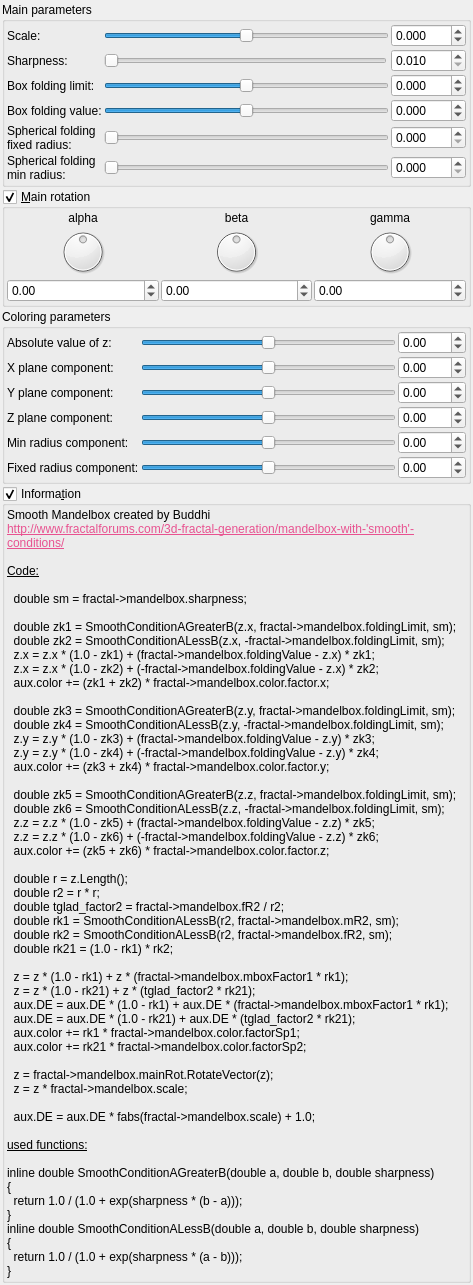
Old version of the form mandelbulber2/qt_data/fractal_smooth_mandelbox.ui in the repository buddhi1980/mandelbulber2.
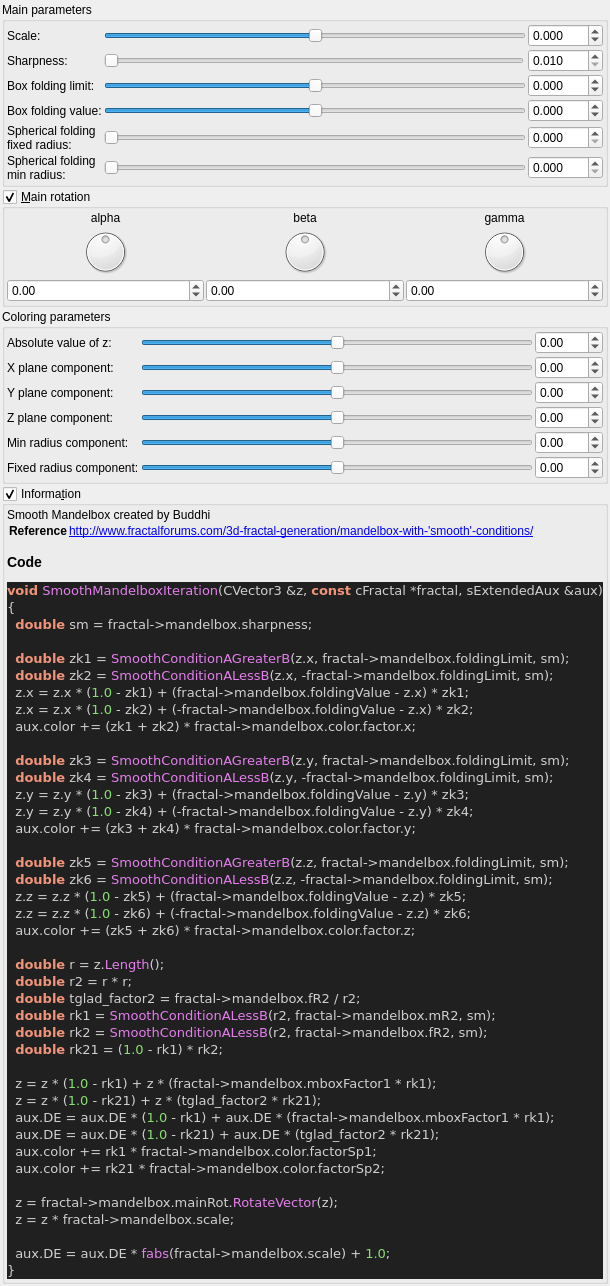
New version of the form. Custom widgets are drawn as their Qt base class.

What changed in the file:
```diff
--- a/mandelbulber2/qt_data/fractal_smooth_mandelbox.ui
+++ b/mandelbulber2/qt_data/fractal_smooth_mandelbox.ui
@@ -988,65 +988,63 @@
       <item>
        <widget class="QLabel" name="label_4">
         <property name="text">
-         <string>&lt;!DOCTYPE HTML PUBLIC &quot;-//W3C//DTD HTML 4.0//EN&quot; &quot;http://www.w3.org/TR/REC-html40/strict.dtd&quot;&gt;
-&lt;html&gt;&lt;head&gt;&lt;meta name=&quot;qrichtext&quot; content=&quot;1&quot; /&gt;&lt;style type=&quot;text/css&quot;&gt;
-p, li { white-space: pre-wrap; }
-&lt;/style&gt;&lt;/head&gt;&lt;body&gt;
-&lt;p style=&quot; margin-top:0px; margin-bottom:0px; margin-left:0px; margin-right:0px; -qt-block-indent:0; text-indent:0px;&quot;&gt;Smooth Mandelbox created by Buddhi&lt;/p&gt;
-&lt;p style=&quot; margin-top:0px; margin-bottom:0px; margin-left:0px; margin-right:0px; -qt-block-indent:0; text-indent:0px;&quot;&gt;&lt;a href=&quot;http://www.fractalforums.com/3d-fractal-generation/mandelbox-with-'smooth'-conditions/&quot;&gt;&lt;span style=&quot; text-decoration: underline; color:#e85290;&quot;&gt;http://www.fractalforums.com/3d-fractal-generation/mandelbox-with-'smooth'-conditions/&lt;/span&gt;&lt;/a&gt;&lt;/p&gt;
-&lt;p style=&quot;-qt-paragraph-type:empty; margin-top:0px; margin-bottom:0px; margin-left:0px; margin-right:0px; -qt-block-indent:0; text-indent:0px;&quot;&gt;&lt;br /&gt;&lt;/p&gt;
-&lt;p style=&quot; margin-top:0px; margin-bottom:0px; margin-left:0px; margin-right:0px; -qt-block-indent:0; text-indent:0px;&quot;&gt;&lt;span style=&quot; text-decoration: underline;&quot;&gt;Code:&lt;/span&gt;&lt;/p&gt;
-&lt;p style=&quot;-qt-paragraph-type:empty; margin-top:0px; margin-bottom:0px; margin-left:0px; margin-right:0px; -qt-block-indent:0; text-indent:0px; text-decoration: underline;&quot;&gt;&lt;br /&gt;&lt;/p&gt;
-&lt;p style=&quot; margin-top:0px; margin-bottom:0px; margin-left:0px; margin-right:0px; -qt-block-indent:0; text-indent:0px;&quot;&gt;  double sm = fractal-&amp;gt;mandelbox.sharpness;&lt;/p&gt;
-&lt;p style=&quot;-qt-paragraph-type:empty; margin-top:0px; margin-bottom:0px; margin-left:0px; margin-right:0px; -qt-block-indent:0; text-indent:0px;&quot;&gt;&lt;br /&gt;&lt;/p&gt;
-&lt;p style=&quot; margin-top:0px; margin-bottom:0px; margin-left:0px; margin-right:0px; -qt-block-indent:0; text-indent:0px;&quot;&gt;  double zk1 = SmoothConditionAGreaterB(z.x, fractal-&amp;gt;mandelbox.foldingLimit, sm);&lt;/p&gt;
-&lt;p style=&quot; margin-top:0px; margin-bottom:0px; margin-left:0px; margin-right:0px; -qt-block-indent:0; text-indent:0px;&quot;&gt;  double zk2 = SmoothConditionALessB(z.x, -fractal-&amp;gt;mandelbox.foldingLimit, sm);&lt;/p&gt;
-&lt;p style=&quot; margin-top:0px; margin-bottom:0px; margin-left:0px; margin-right:0px; -qt-block-indent:0; text-indent:0px;&quot;&gt;  z.x = z.x * (1.0 - zk1) + (fractal-&amp;gt;mandelbox.foldingValue - z.x) * zk1;&lt;/p&gt;
-&lt;p style=&quot; margin-top:0px; margin-bottom:0px; margin-left:0px; margin-right:0px; -qt-block-indent:0; text-indent:0px;&quot;&gt;  z.x = z.x * (1.0 - zk2) + (-fractal-&amp;gt;mandelbox.foldingValue - z.x) * zk2;&lt;/p&gt;
-&lt;p style=&quot; margin-top:0px; margin-bottom:0px; margin-left:0px; margin-right:0px; -qt-block-indent:0; text-indent:0px;&quot;&gt;  aux.color += (zk1 + zk2) * fractal-&amp;gt;mandelbox.color.factor.x;&lt;/p&gt;
-&lt;p style=&quot;-qt-paragraph-type:empty; margin-top:0px; margin-bottom:0px; margin-left:0px; margin-right:0px; -qt-block-indent:0; text-indent:0px;&quot;&gt;&lt;br /&gt;&lt;/p&gt;
-&lt;p style=&quot; margin-top:0px; margin-bottom:0px; margin-left:0px; margin-right:0px; -qt-block-indent:0; text-indent:0px;&quot;&gt;  double zk3 = SmoothConditionAGreaterB(z.y, fractal-&amp;gt;mandelbox.foldingLimit, sm);&lt;/p&gt;
-&lt;p style=&quot; margin-top:0px; margin-bottom:0px; margin-left:0px; margin-right:0px; -qt-block-indent:0; text-indent:0px;&quot;&gt;  double zk4 = SmoothConditionALessB(z.y, -fractal-&amp;gt;mandelbox.foldingLimit, sm);&lt;/p&gt;
-&lt;p style=&quot; margin-top:0px; margin-bottom:0px; margin-left:0px; margin-right:0px; -qt-block-indent:0; text-indent:0px;&quot;&gt;  z.y = z.y * (1.0 - zk3) + (fractal-&amp;gt;mandelbox.foldingValue - z.y) * zk3;&lt;/p&gt;
-&lt;p style=&quot; margin-top:0px; margin-bottom:0px; margin-left:0px; margin-right:0px; -qt-block-indent:0; text-indent:0px;&quot;&gt;  z.y = z.y * (1.0 - zk4) + (-fractal-&amp;gt;mandelbox.foldingValue - z.y) * zk4;&lt;/p&gt;
-&lt;p style=&quot; margin-top:0px; margin-bottom:0px; margin-left:0px; margin-right:0px; -qt-block-indent:0; text-indent:0px;&quot;&gt;  aux.color += (zk3 + zk4) * fractal-&amp;gt;mandelbox.color.factor.y;&lt;/p&gt;
-&lt;p style=&quot;-qt-paragraph-type:empty; margin-top:0px; margin-bottom:0px; margin-left:0px; margin-right:0px; -qt-block-indent:0; text-indent:0px;&quot;&gt;&lt;br /&gt;&lt;/p&gt;
-&lt;p style=&quot; margin-top:0px; margin-bottom:0px; margin-left:0px; margin-right:0px; -qt-block-indent:0; text-indent:0px;&quot;&gt;  double zk5 = SmoothConditionAGreaterB(z.z, fractal-&amp;gt;mandelbox.foldingLimit, sm);&lt;/p&gt;
-&lt;p style=&quot; margin-top:0px; margin-bottom:0px; margin-left:0px; margin-right:0px; -qt-block-indent:0; text-indent:0px;&quot;&gt;  double zk6 = SmoothConditionALessB(z.z, -fractal-&amp;gt;mandelbox.foldingLimit, sm);&lt;/p&gt;
-&lt;p style=&quot; margin-top:0px; margin-bottom:0px; margin-left:0px; margin-right:0px; -qt-block-indent:0; text-indent:0px;&quot;&gt;  z.z = z.z * (1.0 - zk5) + (fractal-&amp;gt;mandelbox.foldingValue - z.z) * zk5;&lt;/p&gt;
-&lt;p style=&quot; margin-top:0px; margin-bottom:0px; margin-left:0px; margin-right:0px; -qt-block-indent:0; text-indent:0px;&quot;&gt;  z.z = z.z * (1.0 - zk6) + (-fractal-&amp;gt;mandelbox.foldingValue - z.z) * zk6;&lt;/p&gt;
-&lt;p style=&quot; margin-top:0px; margin-bottom:0px; margin-left:0px; margin-right:0px; -qt-block-indent:0; text-indent:0px;&quot;&gt;  aux.color += (zk5 + zk6) * fractal-&amp;gt;mandelbox.color.factor.z;&lt;/p&gt;
-&lt;p style=&quot;-qt-paragraph-type:empty; margin-top:0px; margin-bottom:0px; margin-left:0px; margin-right:0px; -qt-block-indent:0; text-indent:0px;&quot;&gt;&lt;br /&gt;&lt;/p&gt;
-&lt;p style=&quot; margin-top:0px; margin-bottom:0px; margin-left:0px; margin-right:0px; -qt-block-indent:0; text-indent:0px;&quot;&gt;  double r = z.Length();&lt;/p&gt;
-&lt;p style=&quot; margin-top:0px; margin-bottom:0px; margin-left:0px; margin-right:0px; -qt-block-indent:0; text-indent:0px;&quot;&gt;  double r2 = r * r;&lt;/p&gt;
-&lt;p style=&quot; margin-top:0px; margin-bottom:0px; margin-left:0px; margin-right:0px; -qt-block-indent:0; text-indent:0px;&quot;&gt;  double tglad_factor2 = fractal-&amp;gt;mandelbox.fR2 / r2;&lt;/p&gt;
-&lt;p style=&quot; margin-top:0px; margin-bottom:0px; margin-left:0px; margin-right:0px; -qt-block-indent:0; text-indent:0px;&quot;&gt;  double rk1 = SmoothConditionALessB(r2, fractal-&amp;gt;mandelbox.mR2, sm);&lt;/p&gt;
-&lt;p style=&quot; margin-top:0px; margin-bottom:0px; margin-left:0px; margin-right:0px; -qt-block-indent:0; text-indent:0px;&quot;&gt;  double rk2 = SmoothConditionALessB(r2, fractal-&amp;gt;mandelbox.fR2, sm);&lt;/p&gt;
-&lt;p style=&quot; margin-top:0px; margin-bottom:0px; margin-left:0px; margin-right:0px; -qt-block-indent:0; text-indent:0px;&quot;&gt;  double rk21 = (1.0 - rk1) * rk2;&lt;/p&gt;
-&lt;p style=&quot;-qt-paragraph-type:empty; margin-top:0px; margin-bottom:0px; margin-left:0px; margin-right:0px; -qt-block-indent:0; text-indent:0px;&quot;&gt;&lt;br /&gt;&lt;/p&gt;
-&lt;p style=&quot; margin-top:0px; margin-bottom:0px; margin-left:0px; margin-right:0px; -qt-block-indent:0; text-indent:0px;&quot;&gt;  z = z * (1.0 - rk1) + z * (fractal-&amp;gt;mandelbox.mboxFactor1 * rk1);&lt;/p&gt;
-&lt;p style=&quot; margin-top:0px; margin-bottom:0px; margin-left:0px; margin-right:0px; -qt-block-indent:0; text-indent:0px;&quot;&gt;  z = z * (1.0 - rk21) + z * (tglad_factor2 * rk21);&lt;/p&gt;
-&lt;p style=&quot; margin-top:0px; margin-bottom:0px; margin-left:0px; margin-right:0px; -qt-block-indent:0; text-indent:0px;&quot;&gt;  aux.DE = aux.DE * (1.0 - rk1) + aux.DE * (fractal-&amp;gt;mandelbox.mboxFactor1 * rk1);&lt;/p&gt;
-&lt;p style=&quot; margin-top:0px; margin-bottom:0px; margin-left:0px; margin-right:0px; -qt-block-indent:0; text-indent:0px;&quot;&gt;  aux.DE = aux.DE * (1.0 - rk21) + aux.DE * (tglad_factor2 * rk21);&lt;/p&gt;
-&lt;p style=&quot; margin-top:0px; margin-bottom:0px; margin-left:0px; margin-right:0px; -qt-block-indent:0; text-indent:0px;&quot;&gt;  aux.color += rk1 * fractal-&amp;gt;mandelbox.color.factorSp1;&lt;/p&gt;
-&lt;p style=&quot; margin-top:0px; margin-bottom:0px; margin-left:0px; margin-right:0px; -qt-block-indent:0; text-indent:0px;&quot;&gt;  aux.color += rk21 * fractal-&amp;gt;mandelbox.color.factorSp2;&lt;/p&gt;
-&lt;p style=&quot;-qt-paragraph-type:empty; margin-top:0px; margin-bottom:0px; margin-left:0px; margin-right:0px; -qt-block-indent:0; text-indent:0px;&quot;&gt;&lt;br /&gt;&lt;/p&gt;
-&lt;p style=&quot; margin-top:0px; margin-bottom:0px; margin-left:0px; margin-right:0px; -qt-block-indent:0; text-indent:0px;&quot;&gt;  z = fractal-&amp;gt;mandelbox.mainRot.RotateVector(z);&lt;/p&gt;
-&lt;p style=&quot; margin-top:0px; margin-bottom:0px; margin-left:0px; margin-right:0px; -qt-block-indent:0; text-indent:0px;&quot;&gt;  z = z * fractal-&amp;gt;mandelbox.scale;&lt;/p&gt;
-&lt;p style=&quot;-qt-paragraph-type:empty; margin-top:0px; margin-bottom:0px; margin-left:0px; margin-right:0px; -qt-block-indent:0; text-indent:0px;&quot;&gt;&lt;br /&gt;&lt;/p&gt;
-&lt;p style=&quot; margin-top:0px; margin-bottom:0px; margin-left:0px; margin-right:0px; -qt-block-indent:0; text-indent:0px;&quot;&gt;  aux.DE = aux.DE * fabs(fractal-&amp;gt;mandelbox.scale) + 1.0;&lt;/p&gt;
-&lt;p style=&quot;-qt-paragraph-type:empty; margin-top:0px; margin-bottom:0px; margin-left:0px; margin-right:0px; -qt-block-indent:0; text-indent:0px;&quot;&gt;&lt;br /&gt;&lt;/p&gt;
-&lt;p style=&quot; margin-top:0px; margin-bottom:0px; margin-left:0px; margin-right:0px; -qt-block-indent:0; text-indent:0px;&quot;&gt;&lt;span style=&quot; text-decoration: underline;&quot;&gt;used functions:&lt;/span&gt;&lt;/p&gt;
-&lt;p style=&quot;-qt-paragraph-type:empty; margin-top:0px; margin-bottom:0px; margin-left:0px; margin-right:0px; -qt-block-indent:0; text-indent:0px;&quot;&gt;&lt;br /&gt;&lt;/p&gt;
-&lt;p style=&quot; margin-top:0px; margin-bottom:0px; margin-left:0px; margin-right:0px; -qt-block-indent:0; text-indent:0px;&quot;&gt;inline double SmoothConditionAGreaterB(double a, double b, double sharpness)&lt;/p&gt;
-&lt;p style=&quot; margin-top:0px; margin-bottom:0px; margin-left:0px; margin-right:0px; -qt-block-indent:0; text-indent:0px;&quot;&gt;{&lt;/p&gt;
-&lt;p style=&quot; margin-top:0px; margin-bottom:0px; margin-left:0px; margin-right:0px; -qt-block-indent:0; text-indent:0px;&quot;&gt;  return 1.0 / (1.0 + exp(sharpness * (b - a)));&lt;/p&gt;
-&lt;p style=&quot; margin-top:0px; margin-bottom:0px; margin-left:0px; margin-right:0px; -qt-block-indent:0; text-indent:0px;&quot;&gt;}&lt;/p&gt;
-&lt;p style=&quot; margin-top:0px; margin-bottom:0px; margin-left:0px; margin-right:0px; -qt-block-indent:0; text-indent:0px;&quot;&gt;inline double SmoothConditionALessB(double a, double b, double sharpness)&lt;/p&gt;
-&lt;p style=&quot; margin-top:0px; margin-bottom:0px; margin-left:0px; margin-right:0px; -qt-block-indent:0; text-indent:0px;&quot;&gt;{&lt;/p&gt;
-&lt;p style=&quot; margin-top:0px; margin-bottom:0px; margin-left:0px; margin-right:0px; -qt-block-indent:0; text-indent:0px;&quot;&gt;  return 1.0 / (1.0 + exp(sharpness * (a - b)));&lt;/p&gt;
-&lt;p style=&quot; margin-top:0px; margin-bottom:0px; margin-left:0px; margin-right:0px; -qt-block-indent:0; text-indent:0px;&quot;&gt;}&lt;/p&gt;
-&lt;p style=&quot;-qt-paragraph-type:empty; margin-top:0px; margin-bottom:0px; margin-left:0px; margin-right:0px; -qt-block-indent:0; text-indent:0px;&quot;&gt;&lt;br /&gt;&lt;/p&gt;&lt;/body&gt;&lt;/html&gt;</string>
+         <string>&lt;p&gt;Smooth Mandelbox created by Buddhi&lt;/p&gt;&lt;table&gt;
+&lt;tr&gt;&lt;th&gt;Reference&lt;/th&gt;&lt;td&gt;&lt;a href=&quot;http://www.fractalforums.com/3d-fractal-generation/mandelbox-with-'smooth'-conditions/&quot;&gt;http://www.fractalforums.com/3d-fractal-generation/mandelbox-with-'smooth'-conditions/&lt;/a&gt;&lt;/td&gt;&lt;/tr&gt;
+&lt;/table&gt;
+&lt;h3&gt;Code&lt;/h3&gt;
+&lt;!DOCTYPE HTML PUBLIC &quot;-//W3C//DTD HTML 4.0 Transitional//EN&quot;&gt;
+&lt;html&gt;
+&lt;head&gt;
+&lt;meta http-equiv=&quot;content-type&quot; content=&quot;text/html; charset=ISO-8859-1&quot;&gt;
+&lt;title&gt;Source file&lt;/title&gt;
+&lt;/head&gt;
+&lt;body style=&quot;background-color:#202020&quot;&gt;
+&lt;pre style=&quot;color:#d0d0d0; background-color:#202020; font-size:10pt; font-family:'Courier New';&quot;&gt;&lt;span style=&quot;color:#f09479; font-weight:bold&quot;&gt;void&lt;/span&gt; &lt;span style=&quot;color:#e47eed&quot;&gt;SmoothMandelboxIteration&lt;/span&gt;&lt;span style=&quot;color:#d0d0d0&quot;&gt;(&lt;/span&gt;CVector3 &lt;span style=&quot;color:#d0d0d0&quot;&gt;&amp;amp;&lt;/span&gt;z&lt;span style=&quot;color:#d0d0d0&quot;&gt;,&lt;/span&gt; &lt;span style=&quot;color:#f09479; font-weight:bold&quot;&gt;const&lt;/span&gt; cFractal &lt;span style=&quot;color:#d0d0d0&quot;&gt;*&lt;/span&gt;fractal&lt;span style=&quot;color:#d0d0d0&quot;&gt;,&lt;/span&gt; sExtendedAux &lt;span style=&quot;color:#d0d0d0&quot;&gt;&amp;amp;&lt;/span&gt;aux&lt;span style=&quot;color:#d0d0d0&quot;&gt;)&lt;/span&gt;
+&lt;span style=&quot;color:#d0d0d0&quot;&gt;{&lt;/span&gt;
+  &lt;span style=&quot;color:#f09479; font-weight:bold&quot;&gt;double&lt;/span&gt; sm &lt;span style=&quot;color:#d0d0d0&quot;&gt;=&lt;/span&gt; fractal&lt;span style=&quot;color:#d0d0d0&quot;&gt;-&amp;gt;&lt;/span&gt;mandelbox&lt;span style=&quot;color:#d0d0d0&quot;&gt;.&lt;/span&gt;sharpness&lt;span style=&quot;color:#d0d0d0&quot;&gt;;&lt;/span&gt;
+
+  &lt;span style=&quot;color:#f09479; font-weight:bold&quot;&gt;double&lt;/span&gt; zk1 &lt;span style=&quot;color:#d0d0d0&quot;&gt;=&lt;/span&gt; &lt;span style=&quot;color:#e47eed&quot;&gt;SmoothConditionAGreaterB&lt;/span&gt;&lt;span style=&quot;color:#d0d0d0&quot;&gt;(&lt;/span&gt;z&lt;span style=&quot;color:#d0d0d0&quot;&gt;.&lt;/span&gt;x&lt;span style=&quot;color:#d0d0d0&quot;&gt;,&lt;/span&gt; fractal&lt;span style=&quot;color:#d0d0d0&quot;&gt;-&amp;gt;&lt;/span&gt;mandelbox&lt;span style=&quot;color:#d0d0d0&quot;&gt;.&lt;/span&gt;foldingLimit&lt;span style=&quot;color:#d0d0d0&quot;&gt;,&lt;/span&gt; sm&lt;span style=&quot;color:#d0d0d0&quot;&gt;);&lt;/span&gt;
+  &lt;span style=&quot;color:#f09479; font-weight:bold&quot;&gt;double&lt;/span&gt; zk2 &lt;span style=&quot;color:#d0d0d0&quot;&gt;=&lt;/span&gt; &lt;span style=&quot;color:#e47eed&quot;&gt;SmoothConditionALessB&lt;/span&gt;&lt;span style=&quot;color:#d0d0d0&quot;&gt;(&lt;/span&gt;z&lt;span style=&quot;color:#d0d0d0&quot;&gt;.&lt;/span&gt;x&lt;span style=&quot;color:#d0d0d0&quot;&gt;, -&lt;/span&gt;fractal&lt;span style=&quot;color:#d0d0d0&quot;&gt;-&amp;gt;&lt;/span&gt;mandelbox&lt;span style=&quot;color:#d0d0d0&quot;&gt;.&lt;/span&gt;foldingLimit&lt;span style=&quot;color:#d0d0d0&quot;&gt;,&lt;/span&gt; sm&lt;span style=&quot;color:#d0d0d0&quot;&gt;);&lt;/span&gt;
+  z&lt;span style=&quot;color:#d0d0d0&quot;&gt;.&lt;/span&gt;x &lt;span style=&quot;color:#d0d0d0&quot;&gt;=&lt;/span&gt; z&lt;span style=&quot;color:#d0d0d0&quot;&gt;.&lt;/span&gt;x &lt;span style=&quot;color:#d0d0d0&quot;&gt;* (&lt;/span&gt;&lt;span style=&quot;color:#87df71&quot;&gt;1.0&lt;/span&gt; &lt;span style=&quot;color:#d0d0d0&quot;&gt;-&lt;/span&gt; zk1&lt;span style=&quot;color:#d0d0d0&quot;&gt;) + (&lt;/span&gt;fractal&lt;span style=&quot;color:#d0d0d0&quot;&gt;-&amp;gt;&lt;/span&gt;mandelbox&lt;span style=&quot;color:#d0d0d0&quot;&gt;.&lt;/span&gt;foldingValue &lt;span style=&quot;color:#d0d0d0&quot;&gt;-&lt;/span&gt; z&lt;span style=&quot;color:#d0d0d0&quot;&gt;.&lt;/span&gt;x&lt;span style=&quot;color:#d0d0d0&quot;&gt;) *&lt;/span&gt; zk1&lt;span style=&quot;color:#d0d0d0&quot;&gt;;&lt;/span&gt;
+  z&lt;span style=&quot;color:#d0d0d0&quot;&gt;.&lt;/span&gt;x &lt;span style=&quot;color:#d0d0d0&quot;&gt;=&lt;/span&gt; z&lt;span style=&quot;color:#d0d0d0&quot;&gt;.&lt;/span&gt;x &lt;span style=&quot;color:#d0d0d0&quot;&gt;* (&lt;/span&gt;&lt;span style=&quot;color:#87df71&quot;&gt;1.0&lt;/span&gt; &lt;span style=&quot;color:#d0d0d0&quot;&gt;-&lt;/span&gt; zk2&lt;span style=&quot;color:#d0d0d0&quot;&gt;) + (-&lt;/span&gt;fractal&lt;span style=&quot;color:#d0d0d0&quot;&gt;-&amp;gt;&lt;/span&gt;mandelbox&lt;span style=&quot;color:#d0d0d0&quot;&gt;.&lt;/span&gt;foldingValue &lt;span style=&quot;color:#d0d0d0&quot;&gt;-&lt;/span&gt; z&lt;span style=&quot;color:#d0d0d0&quot;&gt;.&lt;/span&gt;x&lt;span style=&quot;color:#d0d0d0&quot;&gt;) *&lt;/span&gt; zk2&lt;span style=&quot;color:#d0d0d0&quot;&gt;;&lt;/span&gt;
+  aux&lt;span style=&quot;color:#d0d0d0&quot;&gt;.&lt;/span&gt;color &lt;span style=&quot;color:#d0d0d0&quot;&gt;+= (&lt;/span&gt;zk1 &lt;span style=&quot;color:#d0d0d0&quot;&gt;+&lt;/span&gt; zk2&lt;span style=&quot;color:#d0d0d0&quot;&gt;) *&lt;/span&gt; fractal&lt;span style=&quot;color:#d0d0d0&quot;&gt;-&amp;gt;&lt;/span&gt;mandelbox&lt;span style=&quot;color:#d0d0d0&quot;&gt;.&lt;/span&gt;color&lt;span style=&quot;color:#d0d0d0&quot;&gt;.&lt;/span&gt;factor&lt;span style=&quot;color:#d0d0d0&quot;&gt;.&lt;/span&gt;x&lt;span style=&quot;color:#d0d0d0&quot;&gt;;&lt;/span&gt;
+
+  &lt;span style=&quot;color:#f09479; font-weight:bold&quot;&gt;double&lt;/span&gt; zk3 &lt;span style=&quot;color:#d0d0d0&quot;&gt;=&lt;/span&gt; &lt;span style=&quot;color:#e47eed&quot;&gt;SmoothConditionAGreaterB&lt;/span&gt;&lt;span style=&quot;color:#d0d0d0&quot;&gt;(&lt;/span&gt;z&lt;span style=&quot;color:#d0d0d0&quot;&gt;.&lt;/span&gt;y&lt;span style=&quot;color:#d0d0d0&quot;&gt;,&lt;/span&gt; fractal&lt;span style=&quot;color:#d0d0d0&quot;&gt;-&amp;gt;&lt;/span&gt;mandelbox&lt;span style=&quot;color:#d0d0d0&quot;&gt;.&lt;/span&gt;foldingLimit&lt;span style=&quot;color:#d0d0d0&quot;&gt;,&lt;/span&gt; sm&lt;span style=&quot;color:#d0d0d0&quot;&gt;);&lt;/span&gt;
+  &lt;span style=&quot;color:#f09479; font-weight:bold&quot;&gt;double&lt;/span&gt; zk4 &lt;span style=&quot;color:#d0d0d0&quot;&gt;=&lt;/span&gt; &lt;span style=&quot;color:#e47eed&quot;&gt;SmoothConditionALessB&lt;/span&gt;&lt;span style=&quot;color:#d0d0d0&quot;&gt;(&lt;/span&gt;z&lt;span style=&quot;color:#d0d0d0&quot;&gt;.&lt;/span&gt;y&lt;span style=&quot;color:#d0d0d0&quot;&gt;, -&lt;/span&gt;fractal&lt;span style=&quot;color:#d0d0d0&quot;&gt;-&amp;gt;&lt;/span&gt;mandelbox&lt;span style=&quot;color:#d0d0d0&quot;&gt;.&lt;/span&gt;foldingLimit&lt;span style=&quot;color:#d0d0d0&quot;&gt;,&lt;/span&gt; sm&lt;span style=&quot;color:#d0d0d0&quot;&gt;);&lt;/span&gt;
+  z&lt;span style=&quot;color:#d0d0d0&quot;&gt;.&lt;/span&gt;y &lt;span style=&quot;color:#d0d0d0&quot;&gt;=&lt;/span&gt; z&lt;span style=&quot;color:#d0d0d0&quot;&gt;.&lt;/span&gt;y &lt;span style=&quot;color:#d0d0d0&quot;&gt;* (&lt;/span&gt;&lt;span style=&quot;color:#87df71&quot;&gt;1.0&lt;/span&gt; &lt;span style=&quot;color:#d0d0d0&quot;&gt;-&lt;/span&gt; zk3&lt;span style=&quot;color:#d0d0d0&quot;&gt;) + (&lt;/span&gt;fractal&lt;span style=&quot;color:#d0d0d0&quot;&gt;-&amp;gt;&lt;/span&gt;mandelbox&lt;span style=&quot;color:#d0d0d0&quot;&gt;.&lt;/span&gt;foldingValue &lt;span style=&quot;color:#d0d0d0&quot;&gt;-&lt;/span&gt; z&lt;span style=&quot;color:#d0d0d0&quot;&gt;.&lt;/span&gt;y&lt;span style=&quot;color:#d0d0d0&quot;&gt;) *&lt;/span&gt; zk3&lt;span style=&quot;color:#d0d0d0&quot;&gt;;&lt;/span&gt;
+  z&lt;span style=&quot;color:#d0d0d0&quot;&gt;.&lt;/span&gt;y &lt;span style=&quot;color:#d0d0d0&quot;&gt;=&lt;/span&gt; z&lt;span style=&quot;color:#d0d0d0&quot;&gt;.&lt;/span&gt;y &lt;span style=&quot;color:#d0d0d0&quot;&gt;* (&lt;/span&gt;&lt;span style=&quot;color:#87df71&quot;&gt;1.0&lt;/span&gt; &lt;span style=&quot;color:#d0d0d0&quot;&gt;-&lt;/span&gt; zk4&lt;span style=&quot;color:#d0d0d0&quot;&gt;) + (-&lt;/span&gt;fractal&lt;span style=&quot;color:#d0d0d0&quot;&gt;-&amp;gt;&lt;/span&gt;mandelbox&lt;span style=&quot;color:#d0d0d0&quot;&gt;.&lt;/span&gt;foldingValue &lt;span style=&quot;color:#d0d0d0&quot;&gt;-&lt;/span&gt; z&lt;span style=&quot;color:#d0d0d0&quot;&gt;.&lt;/span&gt;y&lt;span style=&quot;color:#d0d0d0&quot;&gt;) *&lt;/span&gt; zk4&lt;span style=&quot;color:#d0d0d0&quot;&gt;;&lt;/span&gt;
+  aux&lt;span style=&quot;color:#d0d0d0&quot;&gt;.&lt;/span&gt;color &lt;span style=&quot;color:#d0d0d0&quot;&gt;+= (&lt;/span&gt;zk3 &lt;span style=&quot;color:#d0d0d0&quot;&gt;+&lt;/span&gt; zk4&lt;span style=&quot;color:#d0d0d0&quot;&gt;) *&lt;/span&gt; fractal&lt;span style=&quot;color:#d0d0d0&quot;&gt;-&amp;gt;&lt;/span&gt;mandelbox&lt;span style=&quot;color:#d0d0d0&quot;&gt;.&lt;/span&gt;color&lt;span style=&quot;color:#d0d0d0&quot;&gt;.&lt;/span&gt;factor&lt;span style=&quot;color:#d0d0d0&quot;&gt;.&lt;/span&gt;y&lt;span style=&quot;color:#d0d0d0&quot;&gt;;&lt;/span&gt;
+
+  &lt;span style=&quot;color:#f09479; font-weight:bold&quot;&gt;double&lt;/span&gt; zk5 &lt;span style=&quot;color:#d0d0d0&quot;&gt;=&lt;/span&gt; &lt;span style=&quot;color:#e47eed&quot;&gt;SmoothConditionAGreaterB&lt;/span&gt;&lt;span style=&quot;color:#d0d0d0&quot;&gt;(&lt;/span&gt;z&lt;span style=&quot;color:#d0d0d0&quot;&gt;.&lt;/span&gt;z&lt;span style=&quot;color:#d0d0d0&quot;&gt;,&lt;/span&gt; fractal&lt;span style=&quot;color:#d0d0d0&quot;&gt;-&amp;gt;&lt;/span&gt;mandelbox&lt;span style=&quot;color:#d0d0d0&quot;&gt;.&lt;/span&gt;foldingLimit&lt;span style=&quot;color:#d0d0d0&quot;&gt;,&lt;/span&gt; sm&lt;span style=&quot;color:#d0d0d0&quot;&gt;);&lt;/span&gt;
+  &lt;span style=&quot;color:#f09479; font-weight:bold&quot;&gt;double&lt;/span&gt; zk6 &lt;span style=&quot;color:#d0d0d0&quot;&gt;=&lt;/span&gt; &lt;span style=&quot;color:#e47eed&quot;&gt;SmoothConditionALessB&lt;/span&gt;&lt;span style=&quot;color:#d0d0d0&quot;&gt;(&lt;/span&gt;z&lt;span style=&quot;color:#d0d0d0&quot;&gt;.&lt;/span&gt;z&lt;span style=&quot;color:#d0d0d0&quot;&gt;, -&lt;/span&gt;fractal&lt;span style=&quot;color:#d0d0d0&quot;&gt;-&amp;gt;&lt;/span&gt;mandelbox&lt;span style=&quot;color:#d0d0d0&quot;&gt;.&lt;/span&gt;foldingLimit&lt;span style=&quot;color:#d0d0d0&quot;&gt;,&lt;/span&gt; sm&lt;span style=&quot;color:#d0d0d0&quot;&gt;);&lt;/span&gt;
+  z&lt;span style=&quot;color:#d0d0d0&quot;&gt;.&lt;/span&gt;z &lt;span style=&quot;color:#d0d0d0&quot;&gt;=&lt;/span&gt; z&lt;span style=&quot;color:#d0d0d0&quot;&gt;.&lt;/span&gt;z &lt;span style=&quot;color:#d0d0d0&quot;&gt;* (&lt;/span&gt;&lt;span style=&quot;color:#87df71&quot;&gt;1.0&lt;/span&gt; &lt;span style=&quot;color:#d0d0d0&quot;&gt;-&lt;/span&gt; zk5&lt;span style=&quot;color:#d0d0d0&quot;&gt;) + (&lt;/span&gt;fractal&lt;span style=&quot;color:#d0d0d0&quot;&gt;-&amp;gt;&lt;/span&gt;mandelbox&lt;span style=&quot;color:#d0d0d0&quot;&gt;.&lt;/span&gt;foldingValue &lt;span style=&quot;color:#d0d0d0&quot;&gt;-&lt;/span&gt; z&lt;span style=&quot;color:#d0d0d0&quot;&gt;.&lt;/span&gt;z&lt;span style=&quot;color:#d0d0d0&quot;&gt;) *&lt;/span&gt; zk5&lt;span style=&quot;color:#d0d0d0&quot;&gt;;&lt;/span&gt;
+  z&lt;span style=&quot;color:#d0d0d0&quot;&gt;.&lt;/span&gt;z &lt;span style=&quot;color:#d0d0d0&quot;&gt;=&lt;/span&gt; z&lt;span style=&quot;color:#d0d0d0&quot;&gt;.&lt;/span&gt;z &lt;span style=&quot;color:#d0d0d0&quot;&gt;* (&lt;/span&gt;&lt;span style=&quot;color:#87df71&quot;&gt;1.0&lt;/span&gt; &lt;span style=&quot;color:#d0d0d0&quot;&gt;-&lt;/span&gt; zk6&lt;span style=&quot;color:#d0d0d0&quot;&gt;) + (-&lt;/span&gt;fractal&lt;span style=&quot;color:#d0d0d0&quot;&gt;-&amp;gt;&lt;/span&gt;mandelbox&lt;span style=&quot;color:#d0d0d0&quot;&gt;.&lt;/span&gt;foldingValue &lt;span style=&quot;color:#d0d0d0&quot;&gt;-&lt;/span&gt; z&lt;span style=&quot;color:#d0d0d0&quot;&gt;.&lt;/span&gt;z&lt;span style=&quot;color:#d0d0d0&quot;&gt;) *&lt;/span&gt; zk6&lt;span style=&quot;color:#d0d0d0&quot;&gt;;&lt;/span&gt;
+  aux&lt;span style=&quot;color:#d0d0d0&quot;&gt;.&lt;/span&gt;color &lt;span style=&quot;color:#d0d0d0&quot;&gt;+= (&lt;/span&gt;zk5 &lt;span style=&quot;color:#d0d0d0&quot;&gt;+&lt;/span&gt; zk6&lt;span style=&quot;color:#d0d0d0&quot;&gt;) *&lt;/span&gt; fractal&lt;span style=&quot;color:#d0d0d0&quot;&gt;-&amp;gt;&lt;/span&gt;mandelbox&lt;span style=&quot;color:#d0d0d0&quot;&gt;.&lt;/span&gt;color&lt;span style=&quot;color:#d0d0d0&quot;&gt;.&lt;/span&gt;factor&lt;span style=&quot;color:#d0d0d0&quot;&gt;.&lt;/span&gt;z&lt;span style=&quot;color:#d0d0d0&quot;&gt;;&lt;/span&gt;
+
+  &lt;span style=&quot;color:#f09479; font-weight:bold&quot;&gt;double&lt;/span&gt; r &lt;span style=&quot;color:#d0d0d0&quot;&gt;=&lt;/span&gt; z&lt;span style=&quot;color:#d0d0d0&quot;&gt;.&lt;/span&gt;&lt;span style=&quot;color:#e47eed&quot;&gt;Length&lt;/span&gt;&lt;span style=&quot;color:#d0d0d0&quot;&gt;();&lt;/span&gt;
+  &lt;span style=&quot;color:#f09479; font-weight:bold&quot;&gt;double&lt;/span&gt; r2 &lt;span style=&quot;color:#d0d0d0&quot;&gt;=&lt;/span&gt; r &lt;span style=&quot;color:#d0d0d0&quot;&gt;*&lt;/span&gt; r&lt;span style=&quot;color:#d0d0d0&quot;&gt;;&lt;/span&gt;
+  &lt;span style=&quot;color:#f09479; font-weight:bold&quot;&gt;double&lt;/span&gt; tglad_factor2 &lt;span style=&quot;color:#d0d0d0&quot;&gt;=&lt;/span&gt; fractal&lt;span style=&quot;color:#d0d0d0&quot;&gt;-&amp;gt;&lt;/span&gt;mandelbox&lt;span style=&quot;color:#d0d0d0&quot;&gt;.&lt;/span&gt;fR2 &lt;span style=&quot;color:#d0d0d0&quot;&gt;/&lt;/span&gt; r2&lt;span style=&quot;color:#d0d0d0&quot;&gt;;&lt;/span&gt;
+  &lt;span style=&quot;color:#f09479; font-weight:bold&quot;&gt;double&lt;/span&gt; rk1 &lt;span style=&quot;color:#d0d0d0&quot;&gt;=&lt;/span&gt; &lt;span style=&quot;color:#e47eed&quot;&gt;SmoothConditionALessB&lt;/span&gt;&lt;span style=&quot;color:#d0d0d0&quot;&gt;(&lt;/span&gt;r2&lt;span style=&quot;color:#d0d0d0&quot;&gt;,&lt;/span&gt; fractal&lt;span style=&quot;color:#d0d0d0&quot;&gt;-&amp;gt;&lt;/span&gt;mandelbox&lt;span style=&quot;color:#d0d0d0&quot;&gt;.&lt;/span&gt;mR2&lt;span style=&quot;color:#d0d0d0&quot;&gt;,&lt;/span&gt; sm&lt;span style=&quot;color:#d0d0d0&quot;&gt;);&lt;/span&gt;
+  &lt;span style=&quot;color:#f09479; font-weight:bold&quot;&gt;double&lt;/span&gt; rk2 &lt;span style=&quot;color:#d0d0d0&quot;&gt;=&lt;/span&gt; &lt;span style=&quot;color:#e47eed&quot;&gt;SmoothConditionALessB&lt;/span&gt;&lt;span style=&quot;color:#d0d0d0&quot;&gt;(&lt;/span&gt;r2&lt;span style=&quot;color:#d0d0d0&quot;&gt;,&lt;/span&gt; fractal&lt;span style=&quot;color:#d0d0d0&quot;&gt;-&amp;gt;&lt;/span&gt;mandelbox&lt;span style=&quot;color:#d0d0d0&quot;&gt;.&lt;/span&gt;fR2&lt;span style=&quot;color:#d0d0d0&quot;&gt;,&lt;/span&gt; sm&lt;span style=&quot;color:#d0d0d0&quot;&gt;);&lt;/span&gt;
+  &lt;span style=&quot;color:#f09479; font-weight:bold&quot;&gt;double&lt;/span&gt; rk21 &lt;span style=&quot;color:#d0d0d0&quot;&gt;= (&lt;/span&gt;&lt;span style=&quot;color:#87df71&quot;&gt;1.0&lt;/span&gt; &lt;span style=&quot;color:#d0d0d0&quot;&gt;-&lt;/span&gt; rk1&lt;span style=&quot;color:#d0d0d0&quot;&gt;) *&lt;/span&gt; rk2&lt;span style=&quot;color:#d0d0d0&quot;&gt;;&lt;/span&gt;
+
+  z &lt;span style=&quot;color:#d0d0d0&quot;&gt;=&lt;/span&gt; z &lt;span style=&quot;color:#d0d0d0&quot;&gt;* (&lt;/span&gt;&lt;span style=&quot;color:#87df71&quot;&gt;1.0&lt;/span&gt; &lt;span style=&quot;color:#d0d0d0&quot;&gt;-&lt;/span&gt; rk1&lt;span style=&quot;color:#d0d0d0&quot;&gt;) +&lt;/span&gt; z &lt;span style=&quot;color:#d0d0d0&quot;&gt;* (&lt;/span&gt;fractal&lt;span style=&quot;color:#d0d0d0&quot;&gt;-&amp;gt;&lt;/span&gt;mandelbox&lt;span style=&quot;color:#d0d0d0&quot;&gt;.&lt;/span&gt;mboxFactor1 &lt;span style=&quot;color:#d0d0d0&quot;&gt;*&lt;/span&gt; rk1&lt;span style=&quot;color:#d0d0d0&quot;&gt;);&lt;/span&gt;
+  z &lt;span style=&quot;color:#d0d0d0&quot;&gt;=&lt;/span&gt; z &lt;span style=&quot;color:#d0d0d0&quot;&gt;* (&lt;/span&gt;&lt;span style=&quot;color:#87df71&quot;&gt;1.0&lt;/span&gt; &lt;span style=&quot;color:#d0d0d0&quot;&gt;-&lt;/span&gt; rk21&lt;span style=&quot;color:#d0d0d0&quot;&gt;) +&lt;/span&gt; z &lt;span style=&quot;color:#d0d0d0&quot;&gt;* (&lt;/span&gt;tglad_factor2 &lt;span style=&quot;color:#d0d0d0&quot;&gt;*&lt;/span&gt; rk21&lt;span style=&quot;color:#d0d0d0&quot;&gt;);&lt;/span&gt;
+  aux&lt;span style=&quot;color:#d0d0d0&quot;&gt;.&lt;/span&gt;DE &lt;span style=&quot;color:#d0d0d0&quot;&gt;=&lt;/span&gt; aux&lt;span style=&quot;color:#d0d0d0&quot;&gt;.&lt;/span&gt;DE &lt;span style=&quot;color:#d0d0d0&quot;&gt;* (&lt;/span&gt;&lt;span style=&quot;color:#87df71&quot;&gt;1.0&lt;/span&gt; &lt;span style=&quot;color:#d0d0d0&quot;&gt;-&lt;/span&gt; rk1&lt;span style=&quot;color:#d0d0d0&quot;&gt;) +&lt;/span&gt; aux&lt;span style=&quot;color:#d0d0d0&quot;&gt;.&lt;/span&gt;DE &lt;span style=&quot;color:#d0d0d0&quot;&gt;* (&lt;/span&gt;fractal&lt;span style=&quot;color:#d0d0d0&quot;&gt;-&amp;gt;&lt;/span&gt;mandelbox&lt;span style=&quot;color:#d0d0d0&quot;&gt;.&lt;/span&gt;mboxFactor1 &lt;span style=&quot;color:#d0d0d0&quot;&gt;*&lt;/span&gt; rk1&lt;span style=&quot;color:#d0d0d0&quot;&gt;);&lt;/span&gt;
+  aux&lt;span style=&quot;color:#d0d0d0&quot;&gt;.&lt;/span&gt;DE &lt;span style=&quot;color:#d0d0d0&quot;&gt;=&lt;/span&gt; aux&lt;span style=&quot;color:#d0d0d0&quot;&gt;.&lt;/span&gt;DE &lt;span style=&quot;color:#d0d0d0&quot;&gt;* (&lt;/span&gt;&lt;span style=&quot;color:#87df71&quot;&gt;1.0&lt;/span&gt; &lt;span style=&quot;color:#d0d0d0&quot;&gt;-&lt;/span&gt; rk21&lt;span style=&quot;color:#d0d0d0&quot;&gt;) +&lt;/span&gt; aux&lt;span style=&quot;color:#d0d0d0&quot;&gt;.&lt;/span&gt;DE &lt;span style=&quot;color:#d0d0d0&quot;&gt;* (&lt;/span&gt;tglad_factor2 &lt;span style=&quot;color:#d0d0d0&quot;&gt;*&lt;/span&gt; rk21&lt;span style=&quot;color:#d0d0d0&quot;&gt;);&lt;/span&gt;
+  aux&lt;span style=&quot;color:#d0d0d0&quot;&gt;.&lt;/span&gt;color &lt;span style=&quot;color:#d0d0d0&quot;&gt;+=&lt;/span&gt; rk1 &lt;span style=&quot;color:#d0d0d0&quot;&gt;*&lt;/span&gt; fractal&lt;span style=&quot;color:#d0d0d0&quot;&gt;-&amp;gt;&lt;/span&gt;mandelbox&lt;span style=&quot;color:#d0d0d0&quot;&gt;.&lt;/span&gt;color&lt;span style=&quot;color:#d0d0d0&quot;&gt;.&lt;/span&gt;factorSp1&lt;span style=&quot;color:#d0d0d0&quot;&gt;;&lt;/span&gt;
+  aux&lt;span style=&quot;color:#d0d0d0&quot;&gt;.&lt;/span&gt;color &lt;span style=&quot;color:#d0d0d0&quot;&gt;+=&lt;/span&gt; rk21 &lt;span style=&quot;color:#d0d0d0&quot;&gt;*&lt;/span&gt; fractal&lt;span style=&quot;color:#d0d0d0&quot;&gt;-&amp;gt;&lt;/span&gt;mandelbox&lt;span style=&quot;color:#d0d0d0&quot;&gt;.&lt;/span&gt;color&lt;span style=&quot;color:#d0d0d0&quot;&gt;.&lt;/span&gt;factorSp2&lt;span style=&quot;color:#d0d0d0&quot;&gt;;&lt;/span&gt;
+
+  z &lt;span style=&quot;color:#d0d0d0&quot;&gt;=&lt;/span&gt; fractal&lt;span style=&quot;color:#d0d0d0&quot;&gt;-&amp;gt;&lt;/span&gt;mandelbox&lt;span style=&quot;color:#d0d0d0&quot;&gt;.&lt;/span&gt;mainRot&lt;span style=&quot;color:#d0d0d0&quot;&gt;.&lt;/span&gt;&lt;span style=&quot;color:#e47eed&quot;&gt;RotateVector&lt;/span&gt;&lt;span style=&quot;color:#d0d0d0&quot;&gt;(&lt;/span&gt;z&lt;span style=&quot;color:#d0d0d0&quot;&gt;);&lt;/span&gt;
+  z &lt;span style=&quot;color:#d0d0d0&quot;&gt;=&lt;/span&gt; z &lt;span style=&quot;color:#d0d0d0&quot;&gt;*&lt;/span&gt; fractal&lt;span style=&quot;color:#d0d0d0&quot;&gt;-&amp;gt;&lt;/span&gt;mandelbox&lt;span style=&quot;color:#d0d0d0&quot;&gt;.&lt;/span&gt;scale&lt;span style=&quot;color:#d0d0d0&quot;&gt;;&lt;/span&gt;
+
+  aux&lt;span style=&quot;color:#d0d0d0&quot;&gt;.&lt;/span&gt;DE &lt;span style=&quot;color:#d0d0d0&quot;&gt;=&lt;/span&gt; aux&lt;span style=&quot;color:#d0d0d0&quot;&gt;.&lt;/span&gt;DE &lt;span style=&quot;color:#d0d0d0&quot;&gt;*&lt;/span&gt; &lt;span style=&quot;color:#e47eed&quot;&gt;fabs&lt;/span&gt;&lt;span style=&quot;color:#d0d0d0&quot;&gt;(&lt;/span&gt;fractal&lt;span style=&quot;color:#d0d0d0&quot;&gt;-&amp;gt;&lt;/span&gt;mandelbox&lt;span style=&quot;color:#d0d0d0&quot;&gt;.&lt;/span&gt;scale&lt;span style=&quot;color:#d0d0d0&quot;&gt;) +&lt;/span&gt; &lt;span style=&quot;color:#87df71&quot;&gt;1.0&lt;/span&gt;&lt;span style=&quot;color:#d0d0d0&quot;&gt;;&lt;/span&gt;
+&lt;span style=&quot;color:#d0d0d0&quot;&gt;}&lt;/span&gt;
+&lt;/pre&gt;
+&lt;/body&gt;
+&lt;/html&gt;
+&lt;!--HTML generated by highlight 3.9, http://www.andre-simon.de/--&gt;
+</string>
         </property>
         <property name="wordWrap">
          <bool>true</bool>
```
Left out of the diff: 2 changed lines with no effect on the pictures.
